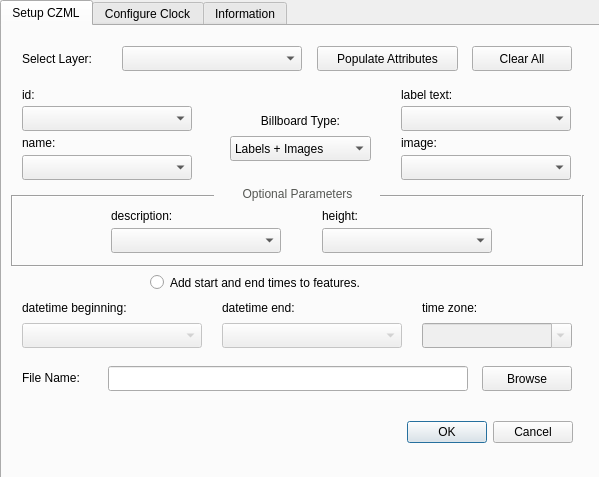
Above: CZMLBillboardMaker_dialog_base.ui from muratkendir/CZMLBillboardMaker before the change. Below: the same form after it.
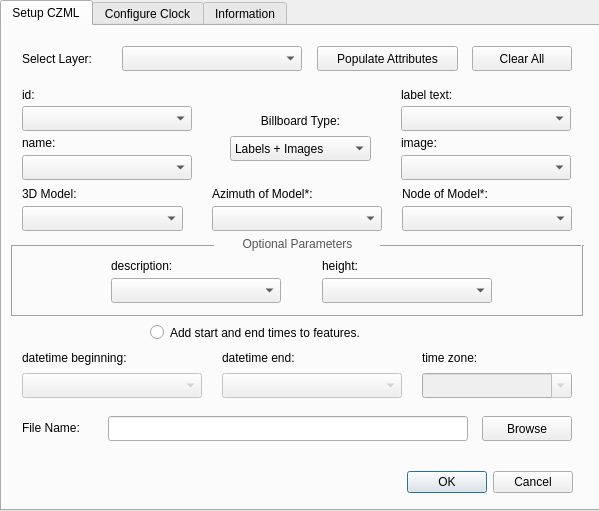
That is the form after the change. The open tabs and pages were chosen to show the change. Icons and pictures are not drawn.

Commit message: New Feature! -- Adding GLTF model is able now...

The edit to the form file:
```diff
--- a/CZMLBillboardMaker_dialog_base.ui
+++ b/CZMLBillboardMaker_dialog_base.ui
@@ -7,7 +7,7 @@
     <x>0</x>
     <y>0</y>
     <width>599</width>
-    <height>477</height>
+    <height>511</height>
    </rect>
   </property>
   <property name="windowTitle">
@@ -23,7 +23,7 @@
      <x>0</x>
      <y>0</y>
      <width>600</width>
-     <height>480</height>
+     <height>511</height>
     </rect>
    </property>
    <property name="styleSheet">
@@ -50,7 +50,7 @@
      <property name="geometry">
       <rect>
        <x>109</x>
-       <y>180</y>
+       <y>230</y>
        <width>121</width>
        <height>20</height>
       </rect>
@@ -122,7 +122,7 @@
      <property name="geometry">
       <rect>
        <x>20</x>
-       <y>272</y>
+       <y>322</y>
        <width>161</width>
        <height>20</height>
       </rect>
@@ -135,7 +135,7 @@
      <property name="geometry">
       <rect>
        <x>320</x>
-       <y>202</y>
+       <y>252</y>
        <width>170</width>
        <height>25</height>
       </rect>
@@ -145,7 +145,7 @@
      <property name="geometry">
       <rect>
        <x>220</x>
-       <y>272</y>
+       <y>322</y>
        <width>131</width>
        <height>20</height>
       </rect>
@@ -161,7 +161,7 @@
      <property name="geometry">
       <rect>
        <x>420</x>
-       <y>297</y>
+       <y>347</y>
        <width>150</width>
        <height>25</height>
       </rect>
@@ -187,7 +187,7 @@
      <property name="geometry">
       <rect>
        <x>320</x>
-       <y>180</y>
+       <y>230</y>
        <width>81</width>
        <height>20</height>
       </rect>
@@ -200,7 +200,7 @@
      <property name="geometry">
       <rect>
        <x>106</x>
-       <y>340</y>
+       <y>390</y>
        <width>360</width>
        <height>25</height>
       </rect>
@@ -242,7 +242,7 @@
      <property name="geometry">
       <rect>
        <x>109</x>
-       <y>202</y>
+       <y>252</y>
        <width>170</width>
        <height>25</height>
       </rect>
@@ -252,7 +252,7 @@
      <property name="geometry">
       <rect>
        <x>230</x>
-       <y>390</y>
+       <y>440</y>
        <width>341</width>
        <height>32</height>
       </rect>
@@ -281,7 +281,7 @@
      <property name="geometry">
       <rect>
        <x>220</x>
-       <y>297</y>
+       <y>347</y>
        <width>180</width>
        <height>25</height>
       </rect>
@@ -291,7 +291,7 @@
      <property name="geometry">
       <rect>
        <x>420</x>
-       <y>272</y>
+       <y>322</y>
        <width>130</width>
        <height>20</height>
       </rect>
@@ -304,7 +304,7 @@
      <property name="geometry">
       <rect>
        <x>480</x>
-       <y>340</y>
+       <y>390</y>
        <width>90</width>
        <height>25</height>
       </rect>
@@ -327,7 +327,7 @@
      <property name="geometry">
       <rect>
        <x>20</x>
-       <y>342</y>
+       <y>392</y>
        <width>90</width>
        <height>20</height>
       </rect>
@@ -343,7 +343,7 @@
      <property name="geometry">
       <rect>
        <x>20</x>
-       <y>297</y>
+       <y>347</y>
        <width>180</width>
        <height>25</height>
       </rect>
@@ -353,7 +353,7 @@
      <property name="geometry">
       <rect>
        <x>148</x>
-       <y>245</y>
+       <y>295</y>
        <width>311</width>
        <height>23</height>
       </rect>
@@ -366,7 +366,7 @@
      <property name="geometry">
       <rect>
        <x>20</x>
-       <y>158</y>
+       <y>208</y>
        <width>551</width>
        <height>20</height>
       </rect>
@@ -393,7 +393,7 @@
      <property name="geometry">
       <rect>
        <x>11</x>
-       <y>160</y>
+       <y>210</y>
        <width>201</width>
        <height>20</height>
       </rect>
@@ -406,7 +406,7 @@
      <property name="geometry">
       <rect>
        <x>378</x>
-       <y>160</y>
+       <y>210</y>
        <width>201</width>
        <height>20</height>
       </rect>
@@ -419,7 +419,7 @@
      <property name="geometry">
       <rect>
        <x>10</x>
-       <y>230</y>
+       <y>280</y>
        <width>571</width>
        <height>20</height>
       </rect>
@@ -432,7 +432,7 @@
      <property name="geometry">
       <rect>
        <x>571</x>
-       <y>169</y>
+       <y>219</y>
        <width>20</width>
        <height>71</height>
       </rect>
@@ -445,7 +445,7 @@
      <property name="geometry">
       <rect>
        <x>0</x>
-       <y>169</y>
+       <y>219</y>
        <width>20</width>
        <height>71</height>
       </rect>
@@ -511,6 +511,75 @@
       <set>Qt::AlignCenter</set>
      </property>
     </widget>
+    <widget class="QComboBox" name="comboBoxModel">
+     <property name="geometry">
+      <rect>
+       <x>20</x>
+       <y>180</y>
+       <width>161</width>
+       <height>25</height>
+      </rect>
+     </property>
+    </widget>
+    <widget class="QLabel" name="labelModel">
+     <property name="geometry">
+      <rect>
+       <x>20</x>
+       <y>158</y>
+       <width>81</width>
+       <height>20</height>
+      </rect>
+     </property>
+     <property name="text">
+      <string>3D Model:</string>
+     </property>
+    </widget>
+    <widget class="QLabel" name="labelAzimuth">
+     <property name="geometry">
+      <rect>
+       <x>210</x>
+       <y>158</y>
+       <width>141</width>
+       <height>20</height>
+      </rect>
+     </property>
+     <property name="text">
+      <string>Azimuth of Model*:</string>
+     </property>
+    </widget>
+    <widget class="QComboBox" name="comboBoxAzimuth">
+     <property name="geometry">
+      <rect>
+       <x>210</x>
+       <y>180</y>
+       <width>170</width>
+       <height>25</height>
+      </rect>
+     </property>
+    </widget>
+    <widget class="QLabel" name="labelNode">
+     <property name="geometry">
+      <rect>
+       <x>400</x>
+       <y>158</y>
+       <width>141</width>
+       <height>20</height>
+      </rect>
+     </property>
+     <property name="text">
+      <string>Node of Model*:</string>
+     </property>
+    </widget>
+    <widget class="QComboBox" name="comboBoxNode">
+     <property name="geometry">
+      <rect>
+       <x>400</x>
+       <y>180</y>
+       <width>170</width>
+       <height>25</height>
+      </rect>
+     </property>
+    </widget>
    </widget>
    <widget class="QWidget" name="tabClock">
     <attribute name="title">
```
Left out of the diff: 97 changed lines with no effect on the pictures. The commit also changes 8 other files.
